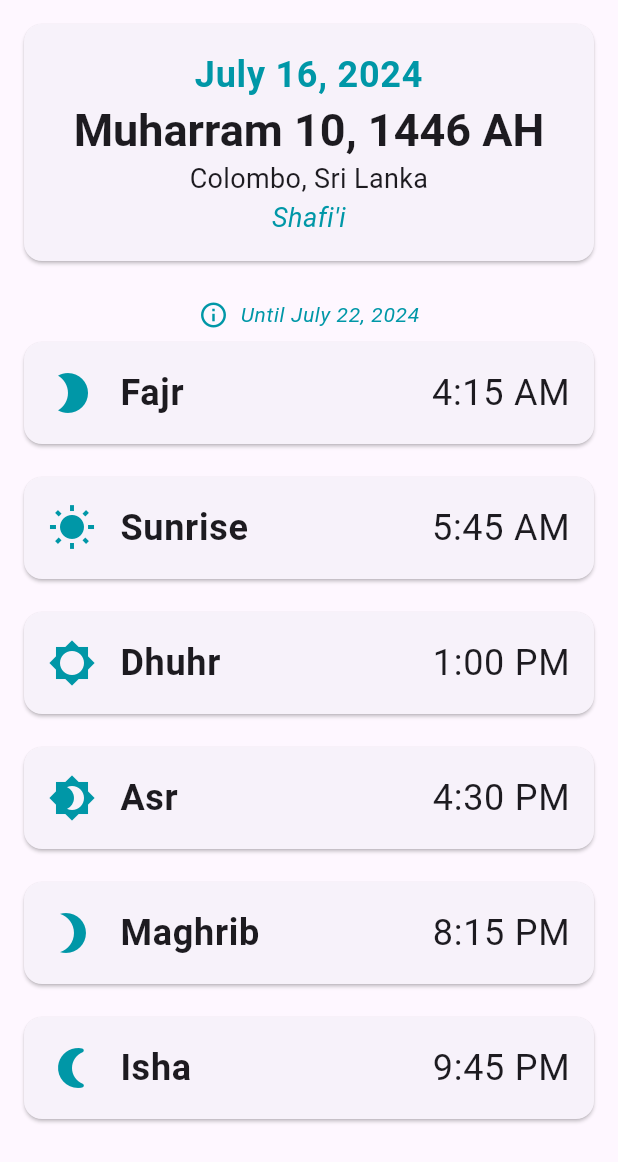
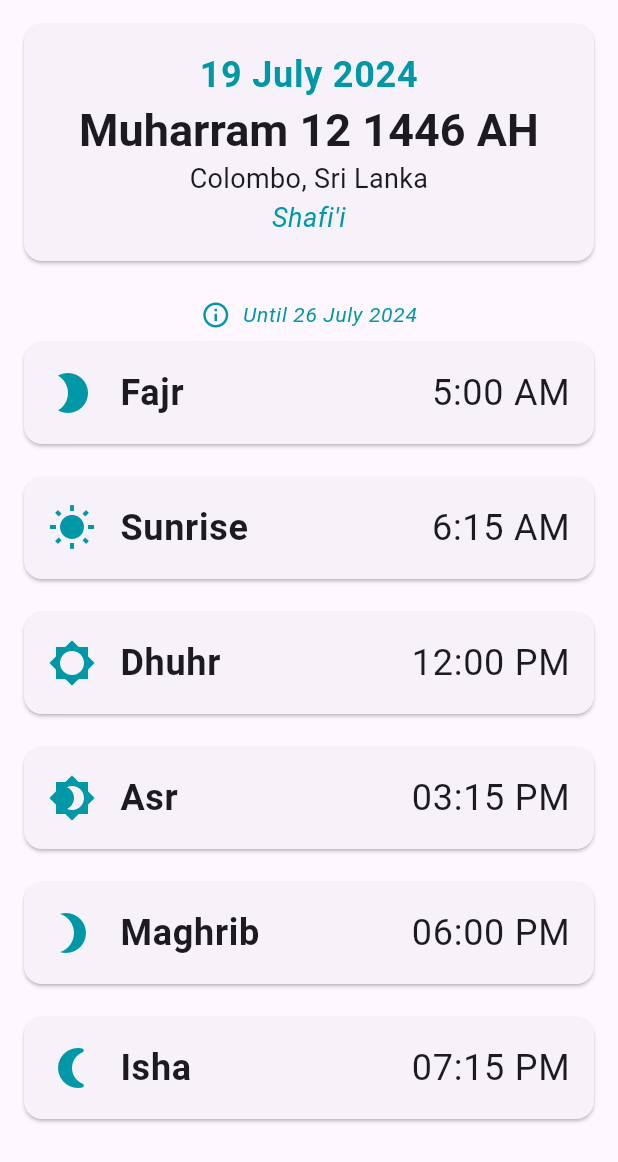
Before and after one commit to jasminaaa20/flutter-prayer-time, a Flutter app: the screen it shows after launch, on a phone screen of 412 x 824 dp. Shown: the top 1162 px of the screen. Run offline on Flutter 3.47's test engine with Material 3 defaults, Android fonts, the phone set to English and light mode, and no system bars; our stand-ins replace firebase_core, geocoding, geolocator; accounts and stored records are empty.

Commit message:
resolved package name issues and updated UI components

```diff
--- a/lib/main.dart
+++ b/lib/main.dart
@@ -1,4 +1,5 @@
 import 'package:flutter/material.dart';
+import 'package:prayer_time/pages/prayer_times_page.dart';
 
 void main() {
   runApp(const PrayerTimesApp());
@@ -26,175 +27,3 @@ class PrayerTimesApp extends StatelessWidget {
     );
   }
 }
-
-class PrayerTimesPage extends StatelessWidget {
-  const PrayerTimesPage({super.key});
-
-  @override
-  Widget build(BuildContext context) {
-    return Scaffold(
-      body: SafeArea(
-        child: Column(
-          children: [
-            _buildHeaderCard(context),
-            const SizedBox(height: 10),
-            _buildValidUntilNote(context),
-            Expanded(
-              child: _buildPrayerTimesList(context),
-            ),
-          ],
-        ),
-      ),
-    );
-  }
-
-  Widget _buildHeaderCard(BuildContext context) {
-    return Card(
-      margin: const EdgeInsets.all(16),
-      child: SizedBox(
-        width: double.maxFinite,
-        child: Padding(
-          padding: const EdgeInsets.all(16),
-          child: Column(
-            children: [
-              Text(
-                'July 16, 2024',
-                style: Theme.of(context).textTheme.bodyLarge!.copyWith(
-                    color: Theme.of(context).primaryColorDark,
-                    fontWeight: FontWeight.bold,
-                  ),
-              textAlign: TextAlign.center,
-              ),
-              Text(
-                'Muharram 10, 1446 AH',
-                style: Theme.of(context).textTheme.titleLarge,
-                textAlign: TextAlign.center,
-              ),
-              Text(
-                'Colombo, Sri Lanka',
-                style: Theme.of(context).textTheme.bodyMedium,
-                textAlign: TextAlign.center,
-              ),
-              Text(
-                'Shafi\'i',
-                style: Theme.of(context).textTheme.bodyMedium!.copyWith(
-                    color: Theme.of(context).primaryColorDark,
-                    fontStyle: FontStyle.italic,
-                  ),
-                textAlign: TextAlign.center,
-              ),
-            ],
-          ),
-        ),
-      ),
-    );
-  }
-
-  Widget _buildValidUntilNote(BuildContext context) {
-    return Container(
-      margin: const EdgeInsets.symmetric(horizontal: 16),
-      child: Row(
-        mainAxisAlignment: MainAxisAlignment.center,
-        children: [
-          Icon(
-            Icons.info_outline,
-            color: Theme.of(context).primaryColorDark,
-            size: 20,
-          ),
-          const SizedBox(width: 8),
-          Text(
-            'Until July 22, 2024',
-            style: Theme.of(context).textTheme.bodySmall!.copyWith(
-              fontStyle: FontStyle.italic,
-              color: Theme.of(context).primaryColorDark,
-            ),
-          ),
-        ],
-      ),
-    );
-  }
-
-  Widget _buildPrayerTimesList(BuildContext context) {
-    final prayerTimes = [
-      {'name': 'Fajr', 'time': '4:15 AM'},
-      {'name': 'Sunrise', 'time': '5:45 AM'},
-      {'name': 'Dhuhr', 'time': '1:00 PM'},
-      {'name': 'Asr', 'time': '4:30 PM'},
-      {'name': 'Maghrib', 'time': '8:15 PM'},
-      {'name': 'Isha', 'time': '9:45 PM'},
-    ];
-
-    return ListView.builder(
-      itemCount: prayerTimes.length,
-      itemBuilder: (context, index) {
-        return Padding(
-          padding: const EdgeInsets.symmetric(vertical: 8),
-          child: PrayerTimeWidget(
-            name: prayerTimes[index]['name']!,
-            time: prayerTimes[index]['time']!,
-          ),
-        );
-      },
-    );
-  }
-}
-
-class PrayerTimeWidget extends StatelessWidget {
-  final String name;
-  final String time;
-
-  const PrayerTimeWidget({
-    super.key,
-    required this.name,
-    required this.time,
-  });
-
-  @override
-  Widget build(BuildContext context) {
-    return Card(
-      margin: const EdgeInsets.fromLTRB(16, 0, 16, 6),
-      child: Padding(
-        padding: const EdgeInsets.all(16),
-        child: Row(
-          children: [
-            Icon(
-              _getIconForPrayer(name),
-              color: Theme.of(context).primaryColorDark,
-              size: 32,
-            ),
-            const SizedBox(width: 16),
-            Expanded(
-              child: Text(
-                name,
-                style: Theme.of(context).textTheme.bodyLarge!.copyWith(fontWeight: FontWeight.bold),
-              ),
-            ),
-            Text(
-              time,
-              style: Theme.of(context).textTheme.bodyLarge,
-            ),
-          ],
-        ),
-      ),
-    );
-  }
-
-  IconData _getIconForPrayer(String prayerName) {
-    switch (prayerName) {
-      case 'Fajr':
-        return Icons.brightness_2;
-      case 'Sunrise':
-        return Icons.wb_sunny;
-      case 'Dhuhr':
-        return Icons.brightness_5;
-      case 'Asr':
-        return Icons.brightness_4;
-      case 'Maghrib':
-        return Icons.brightness_3;
-      case 'Isha':
-        return Icons.nightlight_round;
-      default:
-        return Icons.access_time;
-    }
-  }
-}
--- a/lib/pages/prayer_times_page.dart
+++ b/lib/pages/prayer_times_page.dart
@@ -1,8 +1,8 @@
 import 'package:flutter/material.dart';
-import 'package:intl/intl.dart';
 import 'package:prayer_time/services/prayer_times_service.dart';
 import 'package:prayer_time/widgets/prayer_time_card.dart';
 import 'package:prayer_time/widgets/prayer_time_header.dart';
+import 'package:prayer_time/widgets/valid_until_note.dart';
 
 class PrayerTimesPage extends StatefulWidget {
   const PrayerTimesPage({super.key});
@@ -14,9 +14,6 @@ class PrayerTimesPage extends StatefulWidget {
 class PrayerTimesPageState extends State<PrayerTimesPage> {
   final PrayerTimesService _prayerTimesService = PrayerTimesService();
   Map<String, dynamic>? _prayerTimes;
-  String? _city;
-  final String _fromDate = DateFormat('yyyy-MM-dd').format(DateTime.now());
-  final String _toDate = DateFormat('yyyy-MM-dd').format(DateTime.now());
   final List<String> _filteredKeys = [
     "Fajr",
     "Sunrise",
@@ -29,7 +26,15 @@ class PrayerTimesPageState extends State<PrayerTimesPage> {
   @override
   void initState() {
     super.initState();
-    _loadPrayerTimes();
+    // _loadPrayerTimes();
+    _prayerTimes = {
+      "Fajr": "5:00 AM",
+      "Sunrise": "6:15 AM",
+      "Dhuhr": "12:00 PM",
+      "Asr": "03:15 PM",
+      "Maghrib": "06:00 PM",
+      "Isha": "07:15 PM"
+    };
   }
 
   Future<void> _loadPrayerTimes() async {
@@ -37,53 +42,45 @@ class PrayerTimesPageState extends State<PrayerTimesPage> {
       final data = await _prayerTimesService.fetchPrayerTimes();
       setState(() {
         _prayerTimes = data['timings'];
-        _city = 'Colombo';
       });
     } catch (e) {
-      print('Failed to fetch prayer times: $e');
+      debugPrint('Failed to fetch prayer times: $e');
     }
   }
 
   @override
   Widget build(BuildContext context) {
     return Scaffold(
-      // appBar: AppBar(
-      //   title: const Text('Prayer Times'),
-      //   centerTitle: true,
-      // ),
       body: _prayerTimes == null
           ? const Center(child: CircularProgressIndicator())
           : SafeArea(
-            child: Padding(
-                padding: const EdgeInsets.symmetric(horizontal: 16.0, vertical: 16.0),
             child: Column(
               children: [
-                    PrayerTimeHeader(
-                      city: _city ?? 'Unknown',
-                      fromDate: _fromDate,
-                      toDate: _toDate,
+                const PrayerTimeHeader(
+                  date: '19 July 2024',
+                  hijriDate: 'Muharram 12 1446 AH',
+                  city: 'Colombo, Sri Lanka',
+                  madhab: 'Shafi\'i',
                 ),
+                const SizedBox(height:10),
+                const ValidUntilNote(endDate: '26 July 2024'),
                 Expanded(
-                      child: Padding(
-                        padding: const EdgeInsets.only(top: 32.0),
                   child: ListView.builder(
                     itemCount: _filteredKeys.length,
                     itemBuilder: (context, index) {
                       String key = _filteredKeys[index];
                       return Padding(
-                              padding: const EdgeInsets.only(bottom: 8.0),
+                        padding: const EdgeInsets.symmetric(vertical: 8),
                         child: PrayerTimeCard(
                           prayerName: key,
                           prayerTime: _prayerTimes![key],
                         ),
                       );
-                          },
-                        ),
-                      ),
-                    ),
+                    }
+                  )
+                )
               ],
-                ),
-              ),
+            )
           ),
     );
   }
--- a/lib/widgets/prayer_time_card.dart
+++ b/lib/widgets/prayer_time_card.dart
@@ -4,28 +4,58 @@ class PrayerTimeCard extends StatelessWidget {
   final String prayerName;
   final String prayerTime;
 
-  const PrayerTimeCard({super.key, required this.prayerName, required this.prayerTime});
+  const PrayerTimeCard({
+    super.key,
+    required this.prayerName,
+    required this.prayerTime
+  });
 
   @override
   Widget build(BuildContext context) {
     return Card(
-      margin: const EdgeInsets.symmetric(vertical: 8.0, horizontal: 16.0),
+      margin: const EdgeInsets.fromLTRB(16, 0, 16, 6),
       child: Padding(
-        padding: const EdgeInsets.fromLTRB(32.0, 16.0, 32.0, 16.0),
+        padding: const EdgeInsets.all(16),
         child: Row(
-          mainAxisAlignment: MainAxisAlignment.spaceBetween,
           children: [
-            Text(
-              prayerName,
-              style: const TextStyle(fontSize: 32.0, fontWeight: FontWeight.bold),
+            Icon(
+              _getIconForPrayer(prayerName),
+              color: Theme.of(context).primaryColorDark,
+              size: 32,
+            ),
+            const SizedBox(width: 16),
+            Expanded(
+              child: Text(
+                prayerName,
+                style: Theme.of(context).textTheme.bodyLarge!.copyWith(fontWeight: FontWeight.bold),
+              ),
             ),
             Text(
               prayerTime,
-              style: const TextStyle(fontSize: 30.0, fontWeight: FontWeight.bold),
+              style: Theme.of(context).textTheme.bodyLarge,
             ),
           ],
         ),
       ),
     );
   }
+
+  IconData _getIconForPrayer(String prayerName) {
+    switch (prayerName) {
+      case 'Fajr':
+        return Icons.brightness_2;
+      case 'Sunrise':
+        return Icons.wb_sunny;
+      case 'Dhuhr':
+        return Icons.brightness_5;
+      case 'Asr':
+        return Icons.brightness_4;
+      case 'Maghrib':
+        return Icons.brightness_3;
+      case 'Isha':
+        return Icons.nightlight_round;
+      default:
+        return Icons.access_time;
+    }
+  }
 }
--- a/lib/widgets/prayer_time_header.dart
+++ b/lib/widgets/prayer_time_header.dart
@@ -1,40 +1,57 @@
 import 'package:flutter/material.dart';
 
 class PrayerTimeHeader extends StatelessWidget {
+  final String date;
+  final String hijriDate;
   final String city;
-  final String fromDate;
-  final String toDate;
+  final String madhab;
 
-  const PrayerTimeHeader({super.key, required this.city, required this.fromDate, required this.toDate});
+  const PrayerTimeHeader({
+    super.key,
+    required this.date,
+    required this.hijriDate,
+    required this.city,
+    required this.madhab
+  });
 
   @override
   Widget build(BuildContext context) {
     return Card(
-      margin: const EdgeInsets.symmetric(vertical: 8.0, horizontal: 16.0),
+      margin: const EdgeInsets.all(16),
+      child: SizedBox(
+        width: double.maxFinite,
         child: Padding(
-        padding: const EdgeInsets.all(16.0),
+          padding: const EdgeInsets.all(16),
           child: Column(
-          crossAxisAlignment: CrossAxisAlignment.start,
             children: [
-            Center(
-              child: Text(
-                '$fromDate - $toDate',
-                style: const TextStyle(fontSize: 24.0, fontWeight: FontWeight.bold),
+              Text(
+                date,
+                style: Theme.of(context).textTheme.bodyLarge!.copyWith(
+                    color: Theme.of(context).primaryColorDark,
+                    fontWeight: FontWeight.bold,
                   ),
+              textAlign: TextAlign.center,
               ),
-            const SizedBox(height: 10.0),
-            Center(
-              child: Text(
+              Text(
+                hijriDate,
+                style: Theme.of(context).textTheme.titleLarge,
+                textAlign: TextAlign.center,
+              ),
+              Text(
                 city,
-                style: const TextStyle(fontSize: 18.0, fontWeight: FontWeight.bold),
+                style: Theme.of(context).textTheme.bodyMedium,
+                textAlign: TextAlign.center,
               ),
+              Text(
+                madhab,
+                style: Theme.of(context).textTheme.bodyMedium!.copyWith(
+                    color: Theme.of(context).primaryColorDark,
+                    fontStyle: FontStyle.italic,
                   ),
-            // const SizedBox(height: 8.0),
-            // Text(
-            //   'from: $fromDate to: $toDate',
-            //   style: const TextStyle(fontSize: 20.0),
-            // ),
+                textAlign: TextAlign.center,
+              ),
             ],
+          ),
         ),
       ),
     );
--- /dev/null
+++ b/lib/widgets/valid_until_note.dart
@@ -0,0 +1,35 @@
+import 'package:flutter/material.dart';
+
+class ValidUntilNote extends StatelessWidget {
+  final String endDate;
+
+  const ValidUntilNote({
+    super.key,
+    required this.endDate,
+  });
+
+  @override
+  Widget build(BuildContext context) {
+    return Container(
+      margin: const EdgeInsets.symmetric(horizontal: 16),
+      child: Row(
+        mainAxisAlignment: MainAxisAlignment.center,
+        children: [
+          Icon(
+            Icons.info_outline,
+            color: Theme.of(context).primaryColorDark,
+            size: 20,
+          ),
+          const SizedBox(width: 8),
+          Text(
+            'Until $endDate',
+            style: Theme.of(context).textTheme.bodySmall!.copyWith(
+              fontStyle: FontStyle.italic,
+              color: Theme.of(context).primaryColorDark,
+            ),
+          ),
+        ],
+      ),
+    );
+  }
+}
```
Also changed, not shown: 2 other files. Lines whose indentation alone changed are shown as unchanged.
